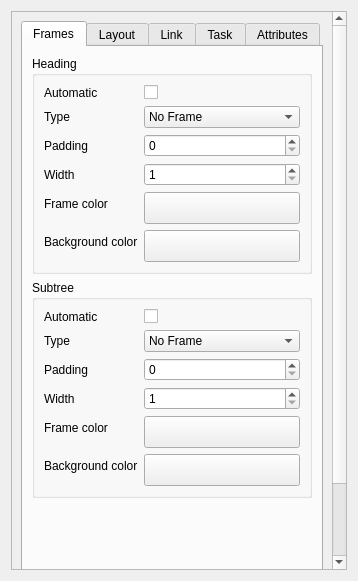
Old version of the form forms/branchpropeditor.ui in the repository insilmaril/vym.
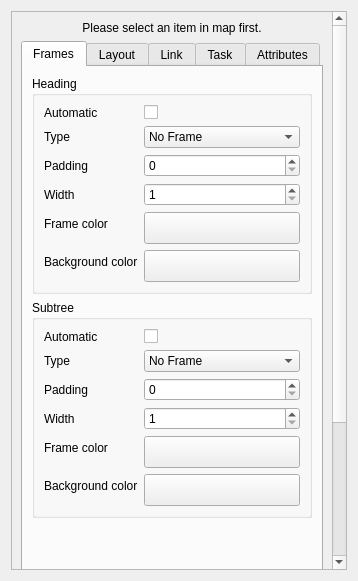
New version of the form.

Commit message: Hide branch properties, if no branch is selected

```diff
--- a/forms/branchpropeditor.ui
+++ b/forms/branchpropeditor.ui
@@ -31,10 +31,23 @@
         <x>0</x>
         <y>0</y>
         <width>327</width>
-        <height>746</height>
+        <height>849</height>
        </rect>
       </property>
       <layout class="QVBoxLayout" name="verticalLayout_3">
+       <item>
+        <widget class="QLabel" name="emptyEditorLabel">
+         <property name="text">
+          <string extracomment="Text is shown in BranchPropertyEditor if nothing is selected">Please select an item in map first.</string>
+         </property>
+         <property name="alignment">
+          <set>Qt::AlignHCenter|Qt::AlignTop</set>
+         </property>
+         <property name="wordWrap">
+          <bool>true</bool>
+         </property>
+        </widget>
+       </item>
        <item>
         <widget class="QTabWidget" name="tabWidget">
          <property name="tabShape">
```
The commit also changes 1 other file.
